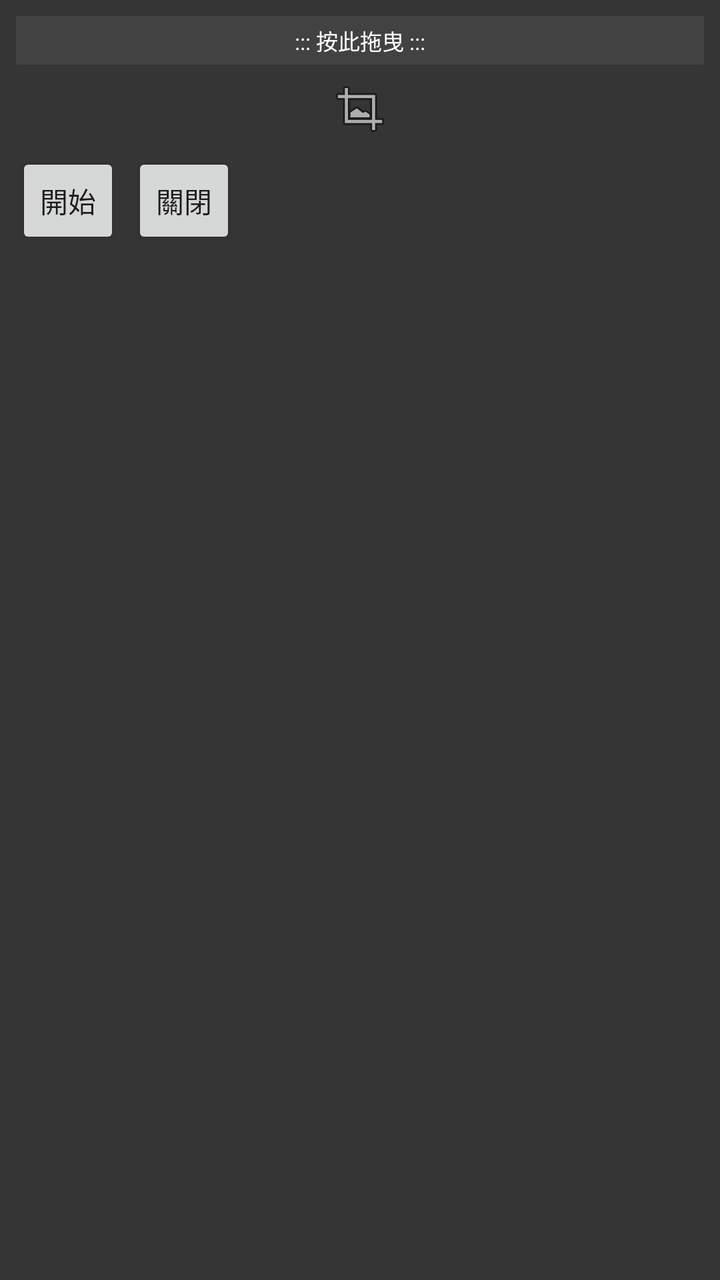
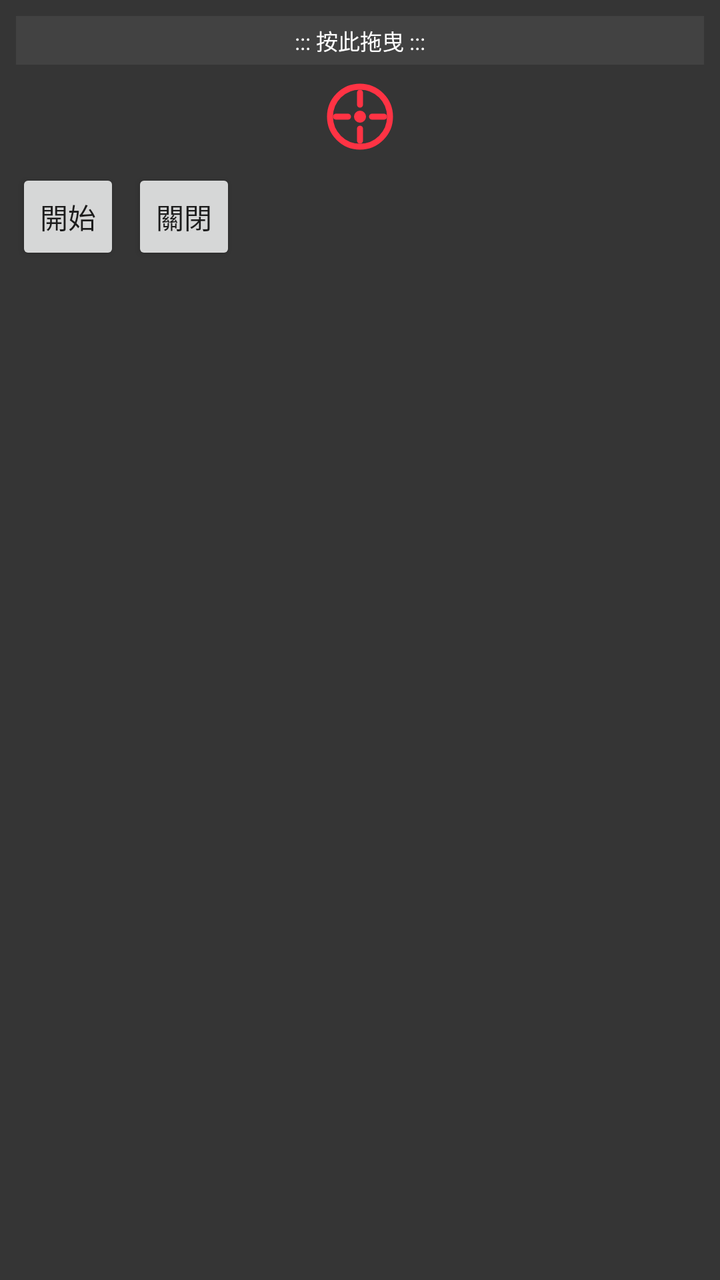

Before-and-after screenshots of an Android layout around one commit, followed by the original layout XML and the change that was made.
<!-- AndroidManifest.xml: application theme Theme.AppCompat.Light.DarkActionBar -->
<!-- res/layout/layout_floating_widget.xml -->
<?xml version="1.0" encoding="utf-8"?>

<LinearLayout xmlns:android="http://schemas.android.com/apk/res/android"
    android:layout_width="wrap_content"
    android:layout_height="wrap_content"
    android:background="#E6212121"
    android:orientation="vertical"
    android:padding="8dp">

    <TextView
        android:id="@+id/dragHandle"
        android:layout_width="match_parent"
        android:layout_height="wrap_content"
        android:background="#424242"
        android:gravity="center"
        android:padding="4dp"
        android:text="::: 按此拖曳 :::"
        android:textColor="#FFFFFF"
        android:textSize="11sp" />

    <ImageView
        android:id="@+id/aimPoint"
        android:layout_width="32dp"
        android:layout_height="32dp"
        android:layout_gravity="center"
        android:layout_marginTop="6dp"
        android:layout_marginBottom="6dp"
        android:src="@android:drawable/ic_menu_crop" />

    <LinearLayout
        android:layout_width="wrap_content"
        android:layout_height="wrap_content"
        android:orientation="horizontal">

        <Button
            android:id="@+id/btnStart"
            android:layout_width="wrap_content"
            android:layout_height="wrap_content"
            android:minWidth="0dp"
            android:paddingLeft="12dp"
            android:paddingRight="12dp"
            android:text="開始" />

        <Button
            android:id="@+id/btnClose"
            android:layout_width="wrap_content"
            android:layout_height="wrap_content"
            android:layout_marginStart="6dp"
            android:minWidth="0dp"
            android:paddingLeft="12dp"
            android:paddingRight="12dp"
            android:text="關閉" />
    </LinearLayout>
</LinearLayout>
<!-- resources referenced by this layout -->
<resources>

</resources>

<!-- the commit's change to res/layout/layout_floating_widget.xml (unified diff, before → after) -->
@@ -7,6 +7,7 @@
     android:orientation="vertical"
     android:padding="8dp">
 
+    
     <TextView
         android:id="@+id/dragHandle"
         android:layout_width="match_parent"
@@ -18,15 +19,17 @@
         android:textColor="#FFFFFF"
         android:textSize="11sp" />
 
+    
     <ImageView
         android:id="@+id/aimPoint"
-        android:layout_width="32dp"
-        android:layout_height="32dp"
+        android:layout_width="36dp"
+        android:layout_height="36dp"
         android:layout_gravity="center"
-        android:layout_marginTop="6dp"
-        android:layout_marginBottom="6dp"
-        android:src="@android:drawable/ic_menu_crop" />
+        android:layout_marginTop="8dp"
+        android:layout_marginBottom="8dp"
+        android:src="@drawable/ic_target" />
 
+    
     <LinearLayout
         android:layout_width="wrap_content"
         android:layout_height="wrap_content"
<!-- resource entries referenced after the edit -->
@@ -1,5 +1,29 @@
 <!-- resources referenced by this layout -->
 <resources>
-
+  <!-- drawable ic_target (drawable) -->
+  <?xml version="1.0" encoding="utf-8"?>
+  
+  <vector xmlns:android="http://schemas.android.com/apk/res/android"
+      android:width="36dp"
+      android:height="36dp"
+      android:viewportWidth="24"
+      android:viewportHeight="24">
+      
+      <path
+          android:strokeColor="#FF3344"
+          android:strokeWidth="2"
+          android:strokeLineCap="round"
+          android:pathData="M12,2A10,10 0 1,0 22,12A10,10 0 0,0 12,2Z" />
+      
+      <path
+          android:strokeColor="#FF3344"
+          android:strokeWidth="2"
+          android:strokeLineCap="round"
+          android:pathData="M12,4L12,8 M12,16L12,20 M4,12L8,12 M16,12L20,12" />
+      
+      <path
+          android:fillColor="#FF3344"
+          android:pathData="M12,12m-2,0a2,2 0 1,0 4,0a2,2 0 1,0 -4,0" />
+  </vector>
 </resources>
 
